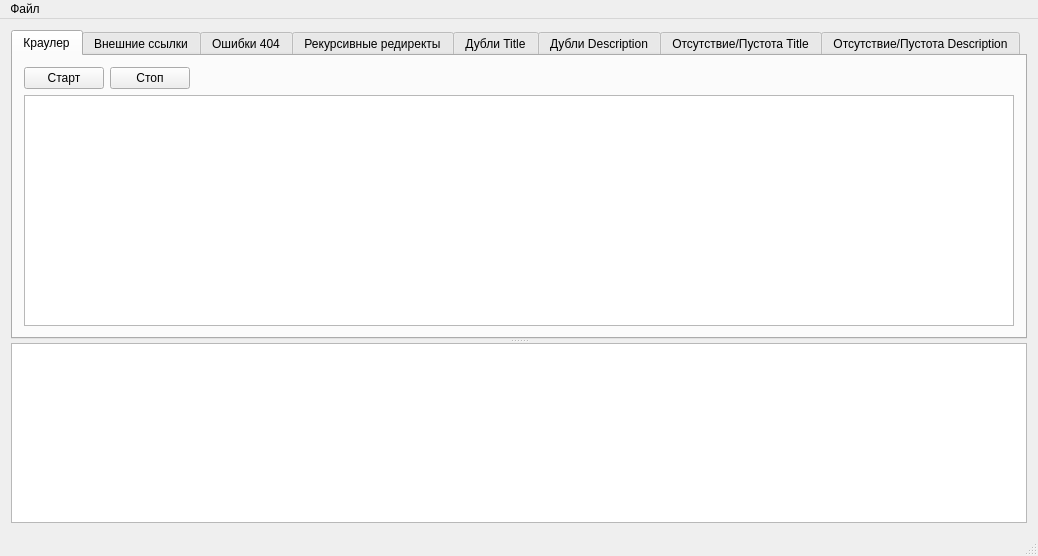
ANDR-ASCII/WebSiteAnalyzer, file WebSiteAnalyzer/ui/main_frame.ui: the form before one commit.
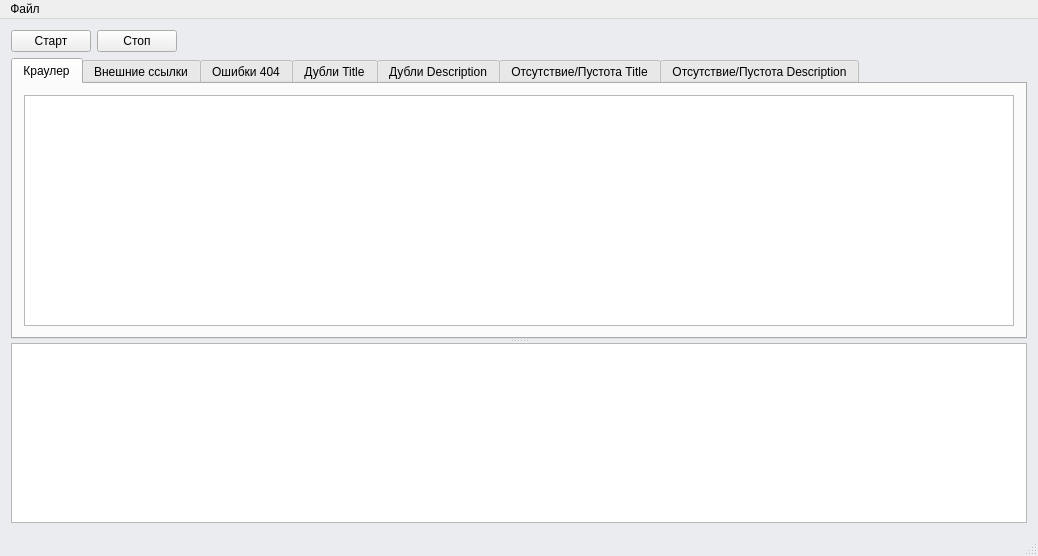
The form after the commit. Icons and pictures are not drawn.

Diff of the .ui file:
```diff
--- a/WebSiteAnalyzer/ui/main_frame.ui
+++ b/WebSiteAnalyzer/ui/main_frame.ui
@@ -17,9 +17,47 @@
    <iconset resource="../rcc/main_frame.qrc">
     <normaloff>:/images/spider_icon.png</normaloff>:/images/spider_icon.png</iconset>
   </property>
+  <property name="styleSheet">
+   <string notr="true">QMainWindow 
+{
+	background-color: #ebecef;
+}
+
+QTabWidget QWidget #QListView
+{
+	background-color: #f4f5f6;
+}</string>
+  </property>
   <widget class="QWidget" name="centralWidget">
-   <layout class="QVBoxLayout" name="verticalLayout">
-    <item>
+   <layout class="QGridLayout" name="gridLayout_2">
+    <item row="0" column="0">
+     <widget class="QPushButton" name="startCrawlerButton">
+      <property name="text">
+       <string>Старт</string>
+      </property>
+     </widget>
+    </item>
+    <item row="0" column="1">
+     <widget class="QPushButton" name="stopCrawlerButton">
+      <property name="text">
+       <string>Стоп</string>
+      </property>
+     </widget>
+    </item>
+    <item row="0" column="2">
+     <spacer name="horizontalSpacer">
+      <property name="orientation">
+       <enum>Qt::Horizontal</enum>
+      </property>
+      <property name="sizeHint" stdset="0">
+       <size>
+        <width>855</width>
+        <height>20</height>
+       </size>
+      </property>
+     </spacer>
+    </item>
+    <item row="1" column="0" colspan="3">
      <widget class="QSplitter" name="splitter">
       <property name="orientation">
        <enum>Qt::Vertical</enum>
@@ -29,38 +67,14 @@
         <number>0</number>
        </property>
        <widget class="QWidget" name="crawlerTab">
+        <property name="styleSheet">
+         <string notr="true"/>
+        </property>
         <attribute name="title">
          <string>Краулер</string>
         </attribute>
         <layout class="QGridLayout" name="gridLayout">
-         <item row="0" column="2">
-          <spacer name="horizontalSpacer">
-           <property name="orientation">
-            <enum>Qt::Horizontal</enum>
-           </property>
-           <property name="sizeHint" stdset="0">
-            <size>
-             <width>831</width>
-             <height>20</height>
-            </size>
-           </property>
-          </spacer>
-         </item>
-         <item row="0" column="0">
-          <widget class="QPushButton" name="startCrawlerButton">
-           <property name="text">
-            <string>Старт</string>
-           </property>
-          </widget>
-         </item>
-         <item row="0" column="1">
-          <widget class="QPushButton" name="stopCrawlerButton">
-           <property name="text">
-            <string>Стоп</string>
-           </property>
-          </widget>
-         </item>
-         <item row="1" column="0" colspan="3">
+         <item row="0" column="0" colspan="2">
           <widget class="QListView" name="crawlerListView"/>
          </item>
         </layout>
@@ -85,16 +99,6 @@
          </item>
         </layout>
        </widget>
-       <widget class="QWidget" name="recurseRedirectsTab">
-        <attribute name="title">
-         <string>Рекурсивные редиректы</string>
-        </attribute>
-        <layout class="QVBoxLayout" name="verticalLayout_4">
-         <item>
-          <widget class="QListView" name="recurseRedirectsListView"/>
-         </item>
-        </layout>
-       </widget>
        <widget class="QWidget" name="titleDuplicatesTab">
         <attribute name="title">
          <string>Дубли Title</string>
```
Left out of the diff: 3 changed lines with no effect on the pictures.
